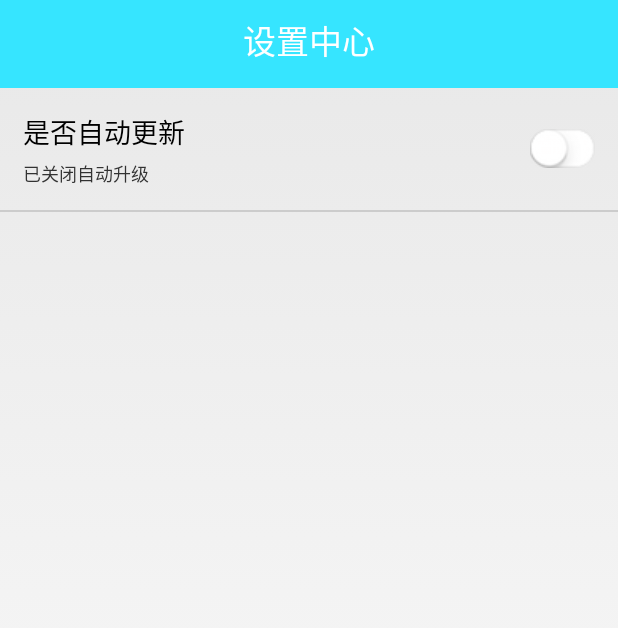
After one commit to hangwin/MobileSecurity, an Android app: the SettingActivity screen opened directly, with no data from a screen before it, on a phone screen of 412 x 824 dp. The commit adds this screen. Shown: the top 628 px of the screen. Run offline under Robolectric (Android 15) with nearby library versions, the phone set to English and light mode, and no system bars.

Commit message:
完成了主页面的布局，添加了可以设置是否自动更新的功能

```diff
--- a/app/src/main/AndroidManifest.xml
+++ b/app/src/main/AndroidManifest.xml
@@ -27,6 +27,9 @@
             android:theme="@android:style/Theme.Light.NoTitleBar.Fullscreen"
             />
         <activity android:name=".MainActivity"/>
+        <activity android:name=".SettingActivity"
+            android:theme="@android:style/Theme.Light.NoTitleBar.Fullscreen"
+            />
     </application>
 
 </manifest>
--- /dev/null
+++ b/app/src/main/java/com/study/hang/com/study/hang/ui/SettingItem.java
@@ -0,0 +1,59 @@
+package com.study.hang.com.study.hang.ui;
+
+import android.annotation.TargetApi;
+import android.content.Context;
+import android.os.Build;
+import android.util.AttributeSet;
+import android.view.LayoutInflater;
+import android.view.View;
+import android.widget.CompoundButton;
+import android.widget.RelativeLayout;
+import android.widget.TextView;
+import android.widget.ToggleButton;
+
+import com.study.hang.mobileSecurity.R;
+
+/**
+ * Created by hang on 16/3/19.
+ */
+public class SettingItem extends RelativeLayout {
+    private TextView tv_isupdate;
+    private TextView tv_desc;
+    public ToggleButton tg_btn;
+    public SettingItem(Context context) {
+        super(context);
+        initView(context);
+    }
+
+    public SettingItem(Context context, AttributeSet attrs) {
+        super(context, attrs);
+        initView(context);
+    }
+
+    public SettingItem(Context context, AttributeSet attrs, int defStyleAttr) {
+        super(context, attrs, defStyleAttr);
+        initView(context);
+    }
+
+    @TargetApi(Build.VERSION_CODES.LOLLIPOP)
+    public SettingItem(Context context, AttributeSet attrs, int defStyleAttr, int defStyleRes) {
+        super(context, attrs, defStyleAttr, defStyleRes);
+        initView(context);
+    }
+
+    public void initView(Context context) {
+        View view= LayoutInflater.from(context).inflate(R.layout.setting_item,this);
+        tv_isupdate= (TextView) view.findViewById(R.id.tv_isupdate);
+        tv_desc= (TextView) view.findViewById(R.id.desc);
+        tg_btn= (ToggleButton) view.findViewById(R.id.switch_bt);
+    }
+
+    public void setDesc(String str) {
+        tv_desc.setText(str);
+    }
+    public void setIsChecked(boolean isChecked) {
+        tg_btn.setChecked(isChecked);
+
+    }
+
+}
--- /dev/null
+++ b/app/src/main/java/com/study/hang/mobileSecurity/SettingActivity.java
@@ -0,0 +1,49 @@
+package com.study.hang.mobileSecurity;
+
+import android.app.Activity;
+import android.content.SharedPreferences;
+import android.os.Bundle;
+import android.widget.CompoundButton;
+
+import com.study.hang.com.study.hang.ui.SettingItem;
+import com.study.hang.util.SpUtil;
+
+/**
+ * Created by hang on 16/3/19.
+ * 设置中心
+ */
+public class SettingActivity  extends Activity{
+
+    private SettingItem settingItem;
+    @Override
+    protected void onCreate(Bundle savedInstanceState) {
+        super.onCreate(savedInstanceState);
+        setContentView(R.layout.setting_center);
+        settingItem= (SettingItem) findViewById(R.id.update_item);
+        boolean isupdate=SpUtil.getBoolean(this,"isUpdate");
+
+        System.out.println("outside--------->："+isupdate);
+        settingItem.setIsChecked(isupdate);
+        if(isupdate) {
+            settingItem.setDesc("已开启自动升级");
+        }else {
+            settingItem.setDesc("已关闭自动升级");
+        }
+        settingItem.tg_btn.setOnCheckedChangeListener(new CompoundButton.OnCheckedChangeListener() {
+            @Override
+            public void onCheckedChanged(CompoundButton buttonView, boolean isChecked) {
+                SpUtil.setBoolean(SettingActivity.this, "isUpdate", isChecked);
+                System.out.println("--------------->isUpdate" + isChecked);
+                if(isChecked) {
+
+                    settingItem.setDesc("已开启自动升级");
+                }else {
+
+                    settingItem.setDesc("已关闭自动升级");
+                }
+
+            }
+        });
+
+    }
+}
--- a/app/src/main/java/com/study/hang/util/SpUtil.java
+++ b/app/src/main/java/com/study/hang/util/SpUtil.java
@@ -15,12 +15,12 @@ public class SpUtil {
      * @return
      */
     public static  Boolean getBoolean(Context context,String key) {
-        SharedPreferences sp=context.getSharedPreferences(pathName,Context.MODE_PRIVATE);
+        SharedPreferences sp=context.getSharedPreferences(pathName,Context.MODE_MULTI_PROCESS);
         Boolean result=sp.getBoolean(key,false);
         return result;
     }
     public static void setBoolean(Context context,String key,Boolean val) {
-        SharedPreferences sp=context.getSharedPreferences(pathName,Context.MODE_PRIVATE);
+        SharedPreferences sp=context.getSharedPreferences(pathName,Context.MODE_MULTI_PROCESS);
         SharedPreferences.Editor editor=sp.edit();
         editor.putBoolean(key,val);
         editor.commit();
--- /dev/null
+++ b/app/src/main/res/drawable/switch_button.xml
@@ -0,0 +1,6 @@
+<?xml version="1.0" encoding="utf-8"?>
+<selector
+    xmlns:android="http://schemas.android.com/apk/res/android">
+    <item android:state_checked="true" android:drawable="@drawable/ios7_switch_on" />
+    <item android:drawable="@drawable/ios7_switch_off" />
+</selector>
--- /dev/null
+++ b/app/src/main/res/layout/setting_center.xml
@@ -0,0 +1,35 @@
+<?xml version="1.0" encoding="utf-8"?>
+<RelativeLayout xmlns:android="http://schemas.android.com/apk/res/android"
+    xmlns:app="http://schemas.android.com/apk/res-auto"
+    xmlns:tools="http://schemas.android.com/tools"
+    android:layout_width="wrap_content"
+    android:layout_height="wrap_content"
+    >
+
+    <TextView
+        android:id="@+id/title"
+        android:gravity="center"
+        android:paddingTop="10dp"
+        android:paddingBottom="15dp"
+        android:layout_width="match_parent"
+        android:layout_height="wrap_content"
+        android:background="#36e5ff"
+        android:textSize="22dp"
+        android:textColor="#ffffff"
+        android:text="设置中心" />
+    <com.study.hang.com.study.hang.ui.SettingItem
+        android:id="@+id/update_item"
+        android:layout_width="wrap_content"
+        android:layout_height="wrap_content"
+        android:layout_below="@id/title"
+        >
+
+    </com.study.hang.com.study.hang.ui.SettingItem>
+
+    <TextView
+        android:background="#CCCCCC"
+        android:layout_below="@id/update_item"
+        android:layout_width="match_parent"
+        android:layout_height="1dp" />
+
+</RelativeLayout>
--- /dev/null
+++ b/app/src/main/res/layout/setting_item.xml
@@ -0,0 +1,41 @@
+<?xml version="1.0" encoding="utf-8"?>
+    <RelativeLayout
+        xmlns:android="http://schemas.android.com/apk/res/android"
+        android:id="@+id/item"
+
+        android:layout_width="wrap_content"
+        android:layout_height="wrap_content"
+        android:padding="15dp"
+        >
+        <TextView
+            android:id="@+id/tv_isupdate"
+            android:layout_width="wrap_content"
+            android:layout_height="wrap_content"
+            android:textSize="18sp"
+            android:textColor="#000000"
+            android:text="是否自动更新"
+            />
+        <TextView
+            android:id="@+id/desc"
+            android:layout_below="@id/tv_isupdate"
+            android:layout_width="wrap_content"
+            android:layout_height="wrap_content"
+            android:layout_marginTop="5dp"
+            android:textSize="12sp"
+            android:text="已开启自动更新"
+
+            />
+        <ToggleButton
+            android:id="@+id/switch_bt"
+            android:layout_width="wrap_content"
+            android:layout_height="wrap_content"
+            android:background="@android:color/transparent"
+            android:button="@drawable/switch_button"
+            android:checked="true"
+            android:text=""
+            android:textOff=""
+            android:textOn=""
+            android:layout_centerVertical="true"
+            android:layout_alignParentRight="true"
+            />
+    </RelativeLayout>
```
Also changed, not shown: app/src/main/java/com/study/hang/com/study/hang/ui/MyTextView.java (added, +34 -0 lines), app/src/main/java/com/study/hang/mobileSecurity/MainActivity.java (+72 -1 lines), app/src/main/java/com/study/hang/mobileSecurity/SplashActivity.java (+64 -53 lines), app/src/main/res/layout/content_main.xml (+35 -8 lines), app/src/main/res/layout/home_item.xml (added, +24 -0 lines), app/src/main/res/drawable/ios7_switch_off.png (added), app/src/main/res/drawable/ios7_switch_on.png (added).
